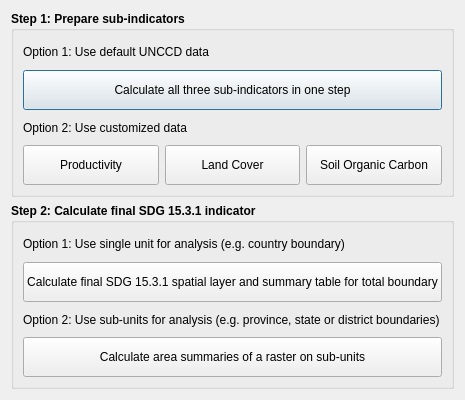
First picture: the form in MISLAND/gui/DlgCalculateLD.ui, repository LocateIT/trends.earth, before the edit.
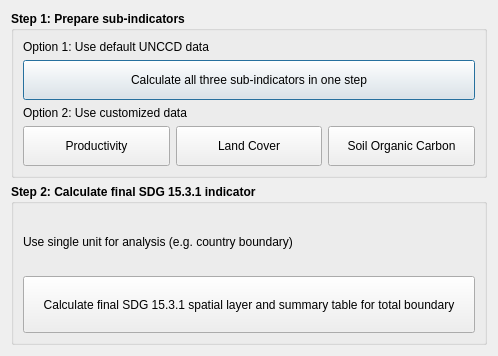
Second picture: the form after the edit.

The edit to the form file:
```diff
--- a/MISLAND/gui/DlgCalculateLD.ui
+++ b/MISLAND/gui/DlgCalculateLD.ui
@@ -9,8 +9,8 @@
    <rect>
     <x>0</x>
     <y>0</y>
-    <width>427</width>
-    <height>400</height>
+    <width>498</width>
+    <height>356</height>
    </rect>
   </property>
   <property name="sizePolicy">
@@ -189,7 +189,7 @@
          </font>
         </property>
         <property name="text">
-         <string>Option 1: Use single unit for analysis (e.g. country boundary)</string>
+         <string>Use single unit for analysis (e.g. country boundary)</string>
         </property>
        </widget>
       </item>
@@ -218,44 +218,6 @@
         </property>
        </widget>
       </item>
-      <item>
-       <widget class="QLabel" name="label_3">
-        <property name="font">
-         <font>
-          <weight>50</weight>
-          <bold>false</bold>
-         </font>
-        </property>
-        <property name="text">
-         <string>Option 2: Use sub-units for analysis (e.g. province, state or district boundaries)</string>
-        </property>
-       </widget>
-      </item>
-      <item>
-       <widget class="QPushButton" name="btn_summary_multi_polygons">
-        <property name="sizePolicy">
-         <sizepolicy hsizetype="Minimum" vsizetype="Minimum">
-          <horstretch>0</horstretch>
-          <verstretch>0</verstretch>
-         </sizepolicy>
-        </property>
-        <property name="minimumSize">
-         <size>
-          <width>0</width>
-          <height>40</height>
-         </size>
-        </property>
-        <property name="font">
-         <font>
-          <weight>50</weight>
-          <bold>false</bold>
-         </font>
-        </property>
-        <property name="text">
-         <string>Calculate area summaries of a raster on sub-units</string>
-        </property>
-       </widget>
-      </item>
      </layout>
     </widget>
    </item>
```
